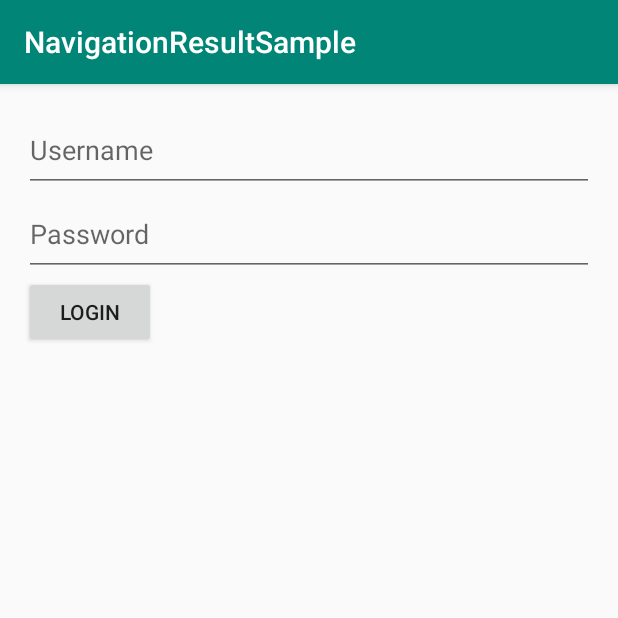
After one commit to PHELAT/NavigationResult, an Android app: the FragmentB screen opened through its navigation route, on a phone screen of 412 x 824 dp, the top half of it. The commit adds this screen. Run offline under Robolectric (Android 15) with nearby library versions, the phone set to English and light mode, and no system bars.

Commit message:
Navigate to FragmentB whenever user clicked on login button

```diff
--- a/app/src/main/java/com/phelat/navigationresultsample/FragmentA.kt
+++ b/app/src/main/java/com/phelat/navigationresultsample/FragmentA.kt
@@ -5,6 +5,8 @@ import android.view.LayoutInflater
 import android.view.View
 import android.view.ViewGroup
 import androidx.fragment.app.Fragment
+import androidx.navigation.Navigation
+import kotlinx.android.synthetic.main.fragment_a.*
 
 class FragmentA : Fragment() {
 
@@ -14,4 +16,9 @@ class FragmentA : Fragment() {
         savedInstanceState: Bundle?
     ): View? = inflater.inflate(R.layout.fragment_a, container, false)
 
+    override fun onViewCreated(view: View, savedInstanceState: Bundle?) {
+        super.onViewCreated(view, savedInstanceState)
+        loginButton.setOnClickListener(Navigation.createNavigateOnClickListener(R.id.a_to_b))
+    }
+
 }
--- /dev/null
+++ b/app/src/main/java/com/phelat/navigationresultsample/FragmentB.kt
@@ -0,0 +1,17 @@
+package com.phelat.navigationresultsample
+
+import android.os.Bundle
+import android.view.LayoutInflater
+import android.view.View
+import android.view.ViewGroup
+import androidx.fragment.app.Fragment
+
+class FragmentB : Fragment() {
+
+    override fun onCreateView(
+        inflater: LayoutInflater,
+        container: ViewGroup?,
+        savedInstanceState: Bundle?
+    ): View? = inflater.inflate(R.layout.fragment_b, container, false)
+
+}
--- a/app/src/main/res/layout/fragment_a.xml
+++ b/app/src/main/res/layout/fragment_a.xml
@@ -2,13 +2,13 @@
 <RelativeLayout
     xmlns:android="http://schemas.android.com/apk/res/android"
     android:layout_width="match_parent"
-    android:layout_height="match_parent"
-    android:orientation="vertical">
+    android:layout_height="match_parent">
 
     <androidx.appcompat.widget.AppCompatButton
+        android:id="@+id/loginButton"
         android:layout_width="wrap_content"
         android:layout_height="wrap_content"
         android:layout_centerInParent="true"
-        android:text="Login" />
+        android:text="@string/general_login_text" />
 
 </RelativeLayout>
--- /dev/null
+++ b/app/src/main/res/layout/fragment_b.xml
@@ -0,0 +1,28 @@
+<?xml version="1.0" encoding="utf-8"?>
+<LinearLayout
+    xmlns:android="http://schemas.android.com/apk/res/android"
+    android:layout_width="match_parent"
+    android:layout_height="match_parent"
+    android:orientation="vertical"
+    android:padding="16dp">
+
+    <androidx.appcompat.widget.AppCompatEditText
+        android:id="@+id/usernameInput"
+        android:layout_width="match_parent"
+        android:layout_height="56dp"
+        android:hint="@string/general_username_text" />
+
+    <androidx.appcompat.widget.AppCompatEditText
+        android:id="@+id/passwordInput"
+        android:layout_width="match_parent"
+        android:layout_height="56dp"
+        android:hint="@string/general_password_text"
+        android:inputType="numberPassword" />
+
+    <androidx.appcompat.widget.AppCompatButton
+        android:id="@+id/loginButton"
+        android:layout_width="wrap_content"
+        android:layout_height="wrap_content"
+        android:text="@string/general_login_text" />
+
+</LinearLayout>
--- a/app/src/main/res/navigation/navigation_graph_main.xml
+++ b/app/src/main/res/navigation/navigation_graph_main.xml
@@ -7,6 +7,14 @@
 
     <fragment
         android:id="@+id/fragment_a"
-        android:name="com.phelat.navigationresultsample.FragmentA" />
+        android:name="com.phelat.navigationresultsample.FragmentA">
+        <action
+            android:id="@+id/a_to_b"
+            app:destination="@id/fragment_b" />
+    </fragment>
+
+    <fragment
+        android:id="@+id/fragment_b"
+        android:name="com.phelat.navigationresultsample.FragmentB" />
 
 </navigation>
--- a/app/src/main/res/values/strings.xml
+++ b/app/src/main/res/values/strings.xml
@@ -1,3 +1,9 @@
 <resources>
+
     <string name="app_name">NavigationResultSample</string>
+
+    <string name="general_login_text">Login</string>
+    <string name="general_username_text">Username</string>
+    <string name="general_password_text">Password</string>
+
 </resources>
```
